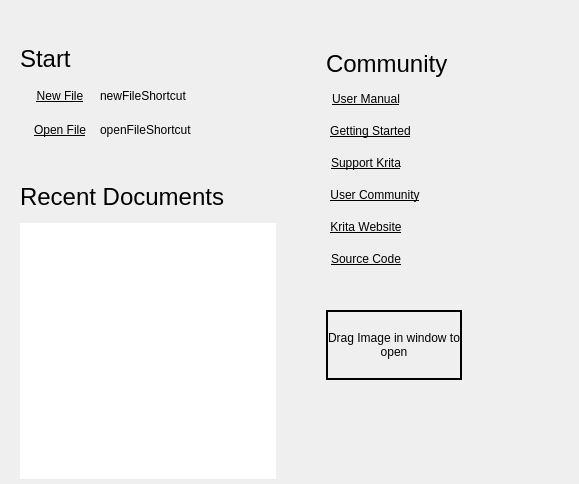
Old version of the form libs/ui/forms/KisWelcomePage.ui in the repository KDE/krita.
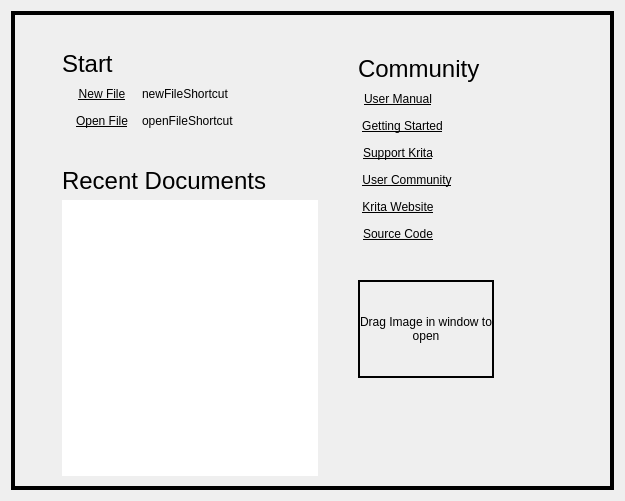
New version of the form.

Commit message: Center contents horizontally. Add dotted line around empty area to indicate drop area

The edit to the form file:
```diff
--- a/libs/ui/forms/KisWelcomePage.ui
+++ b/libs/ui/forms/KisWelcomePage.ui
@@ -6,8 +6,8 @@
    <rect>
     <x>0</x>
     <y>0</y>
-    <width>579</width>
-    <height>484</height>
+    <width>625</width>
+    <height>501</height>
    </rect>
   </property>
   <property name="sizePolicy">
@@ -16,26 +16,57 @@
     <verstretch>0</verstretch>
    </sizepolicy>
   </property>
+  <property name="autoFillBackground">
+   <bool>false</bool>
+  </property>
+  <layout class="QGridLayout" name="gridLayout">
+   <item row="0" column="0">
+    <widget class="QFrame" name="dropFrameBorder">
+     <property name="frameShape">
+      <enum>QFrame::Box</enum>
+     </property>
+     <property name="frameShadow">
+      <enum>QFrame::Plain</enum>
+     </property>
+     <property name="lineWidth">
+      <number>4</number>
+     </property>
+     <property name="midLineWidth">
+      <number>0</number>
+     </property>
   <layout class="QHBoxLayout" name="horizontalLayout_10">
    <property name="spacing">
-    <number>20</number>
+       <number>10</number>
    </property>
    <property name="leftMargin">
-    <number>20</number>
+       <number>10</number>
    </property>
    <property name="topMargin">
-    <number>20</number>
+       <number>10</number>
    </property>
    <property name="rightMargin">
-    <number>0</number>
+       <number>10</number>
    </property>
    <property name="bottomMargin">
-    <number>5</number>
-   </property>
+       <number>10</number>
+      </property>
+      <item>
+       <spacer name="horizontalSpacer_11">
+        <property name="orientation">
+         <enum>Qt::Horizontal</enum>
+        </property>
+        <property name="sizeHint" stdset="0">
+         <size>
+          <width>15</width>
+          <height>20</height>
+         </size>
+        </property>
+       </spacer>
+      </item>
    <item>
     <layout class="QVBoxLayout" name="verticalLayout_2">
      <property name="spacing">
-      <number>12</number>
+         <number>5</number>
      </property>
      <property name="topMargin">
       <number>25</number>
@@ -224,7 +255,7 @@
    <item>
     <layout class="QVBoxLayout" name="verticalLayout">
      <property name="spacing">
-      <number>10</number>
+         <number>5</number>
      </property>
      <property name="leftMargin">
       <number>30</number>
@@ -236,7 +267,7 @@
       <number>30</number>
      </property>
      <property name="bottomMargin">
-      <number>30</number>
+         <number>0</number>
      </property>
      <item>
       <widget class="QLabel" name="helpTitleLabel">
@@ -555,7 +586,7 @@
        <property name="sizeHint" stdset="0">
         <size>
          <width>20</width>
-         <height>40</height>
+            <height>10</height>
         </size>
        </property>
       </spacer>
@@ -569,11 +600,14 @@
      </property>
      <property name="sizeHint" stdset="0">
       <size>
-       <width>40</width>
+          <width>15</width>
        <height>20</height>
       </size>
      </property>
     </spacer>
+      </item>
+     </layout>
+    </widget>
    </item>
   </layout>
  </widget>
```
Lines whose indentation alone changed are shown as unchanged. The commit also changes 3 other files.
